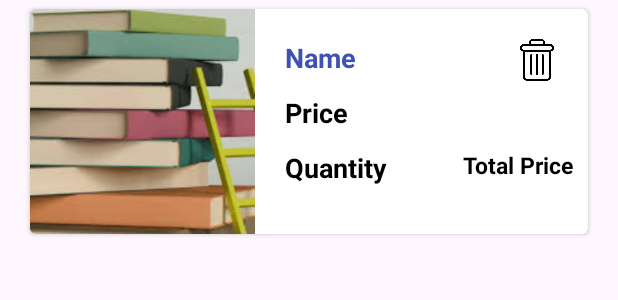
After one commit to EmadHamdan1/Library-App, an Android app: the layout item_cart_activity.xml on its own in the app's theme, with its tools: preview values and no code run, on a phone screen of 412 x 824 dp. The commit adds this screen. Shown: the top 300 px of the screen. Run offline under Robolectric (Android 15) with nearby library versions, the phone set to English and light mode, and no system bars.

Commit message:
Cart Screen Done

```diff
--- a/app/src/main/AndroidManifest.xml
+++ b/app/src/main/AndroidManifest.xml
@@ -12,6 +12,9 @@
         android:supportsRtl="true"
         android:theme="@style/Theme.MyApplicationMIniProject"
         tools:targetApi="31">
+        <activity
+            android:name=".CartActivity"
+            android:exported="false" />
         <activity
             android:name=".DetailsBookActivity"
             android:exported="false" />
--- a/app/src/main/java/com/emad/myapplicationminiproject/Utilities.java
+++ b/app/src/main/java/com/emad/myapplicationminiproject/Utilities.java
@@ -4,9 +4,11 @@ import android.graphics.Bitmap;
 import android.graphics.BitmapFactory;
 
 import java.io.ByteArrayOutputStream;
+import java.util.ArrayList;
 
 public class Utilities {
 
+    public static ArrayList<Book> booksCart = new ArrayList<>();
     public static byte[] bitmapToBytes(Bitmap bitmap) {
         if (bitmap != null) {
             ByteArrayOutputStream stream = new ByteArrayOutputStream();
--- /dev/null
+++ b/app/src/main/res/layout/item_cart_activity.xml
@@ -0,0 +1,104 @@
+<?xml version="1.0" encoding="utf-8"?>
+<androidx.constraintlayout.widget.ConstraintLayout xmlns:android="http://schemas.android.com/apk/res/android"
+    android:layout_width="match_parent"
+    android:layout_height="wrap_content"
+    xmlns:app="http://schemas.android.com/apk/res-auto">
+
+
+    <androidx.cardview.widget.CardView
+        app:cardCornerRadius="4dp"
+        app:layout_constraintBottom_toBottomOf="parent"
+        app:layout_constraintEnd_toEndOf="parent"
+        app:layout_constraintStart_toStartOf="parent"
+        app:layout_constraintTop_toTopOf="parent"
+        android:layout_width="0dp"
+        android:layout_height="wrap_content"
+        android:layout_marginHorizontal="20dp"
+        android:layout_marginTop="6dp"
+        android:layout_marginBottom="6dp"
+        android:elevation="4dp">
+
+        <androidx.constraintlayout.widget.ConstraintLayout
+            android:layout_width="match_parent"
+            android:layout_height="match_parent">
+
+            <ImageView
+                android:id="@+id/imageBookIvItem"
+                app:layout_constraintBottom_toBottomOf="parent"
+                app:layout_constraintStart_toStartOf="parent"
+                app:layout_constraintTop_toTopOf="parent"
+                android:layout_width="150dp"
+                android:layout_height="150dp"
+                android:scaleType="centerCrop"
+                android:src="@drawable/image_book" />
+
+            <TextView
+                android:id="@+id/nameBookItem"
+                app:layout_constraintStart_toEndOf="@id/imageBookIvItem"
+                app:layout_constraintTop_toTopOf="parent"
+                android:layout_width="wrap_content"
+                android:layout_height="wrap_content"
+                android:layout_margin="20dp"
+                android:text="Name"
+                android:textColor="#3F51B5"
+                android:textSize="18sp"
+                android:textStyle="bold" />
+
+            <TextView
+                android:id="@+id/priceBookItem"
+                app:layout_constraintStart_toEndOf="@id/imageBookIvItem"
+                app:layout_constraintTop_toBottomOf="@id/nameBookItem"
+                android:layout_width="wrap_content"
+                android:layout_height="wrap_content"
+                android:layout_marginStart="20dp"
+                android:layout_marginTop="12dp"
+                android:text="Price"
+                android:textColor="@color/black"
+                android:textSize="18dp"
+                android:textStyle="bold" />
+
+
+            <TextView
+                android:id="@+id/quantityBookItem"
+                app:layout_constraintStart_toEndOf="@id/imageBookIvItem"
+                app:layout_constraintTop_toBottomOf="@id/priceBookItem"
+                android:layout_width="wrap_content"
+                android:layout_height="wrap_content"
+                android:layout_marginStart="20dp"
+                android:layout_marginTop="12dp"
+                android:text="Quantity"
+                android:textColor="@color/black"
+                android:textSize="18dp"
+                android:textStyle="bold" />
+
+
+            <ImageView
+                android:id="@+id/deleteBookIvItem"
+                app:layout_constraintEnd_toEndOf="parent"
+                app:layout_constraintTop_toTopOf="parent"
+                android:layout_width="28dp"
+                android:layout_height="28dp"
+                android:layout_marginTop="20dp"
+                android:layout_marginEnd="20dp"
+                android:src="@drawable/delete_book" />
+
+            <TextView
+                android:id="@+id/totalBooksPriceItem"
+                android:layout_width="wrap_content"
+                android:layout_height="wrap_content"
+                android:layout_marginTop="12dp"
+                android:text="Total Price"
+                android:layout_marginEnd="10dp"
+                android:textColor="@color/black"
+                android:textSize="15dp"
+                android:textStyle="bold"
+                app:layout_constraintEnd_toEndOf="parent"
+                app:layout_constraintTop_toBottomOf="@id/priceBookItem" />
+
+
+        </androidx.constraintlayout.widget.ConstraintLayout>
+
+    </androidx.cardview.widget.CardView>
+
+
+</androidx.constraintlayout.widget.ConstraintLayout>
```
Also changed, not shown: app/src/main/java/com/emad/myapplicationminiproject/Book.java (+17 -0 lines), app/src/main/java/com/emad/myapplicationminiproject/CartActivity.java (added, +83 -0 lines), app/src/main/java/com/emad/myapplicationminiproject/CartBookAdapter.java (added, +75 -0 lines), app/src/main/java/com/emad/myapplicationminiproject/DetailsBookActivity.java (+58 -0 lines), app/src/main/java/com/emad/myapplicationminiproject/HomeActivity.java (+30 -1 lines), app/src/main/java/com/emad/myapplicationminiproject/LibraryDataBase.java (+44 -0 lines), app/src/main/res/layout/activity_cart.xml (added, +67 -0 lines), app/src/main/res/layout/activity_home.xml (+19 -10 lines).
